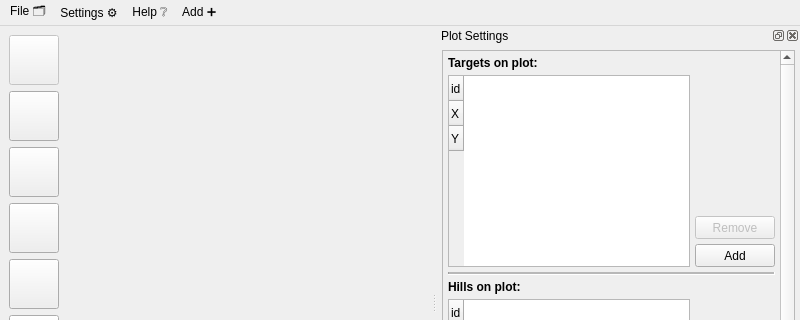
Qt form main/mainwindow.ui (UmbrellaLeaf5/locus_no_pilotus) before a commit; both pictures show x 0 to 800 and y 0 to 320 of the 800 by 600 pixel window.
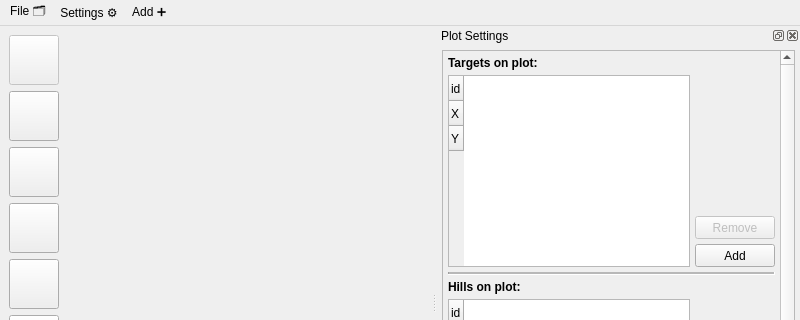
The same form after that commit. Icons and pictures are not drawn. Custom widgets are drawn as their Qt base class.

Commit message: add functional to "Help" button and add icons

Patch:
```diff
--- a/main/mainwindow.ui
+++ b/main/mainwindow.ui
@@ -425,11 +425,6 @@
     <addaction name="actionStyle"/>
     <addaction name="actionBeautify"/>
    </widget>
-   <widget class="QMenu" name="menuHelp">
-    <property name="title">
-     <string>Help ❔</string>
-    </property>
-   </widget>
    <widget class="QMenu" name="menuAdd">
     <property name="styleSheet">
      <string notr="true"/>
@@ -445,7 +440,6 @@
    </widget>
    <addaction name="menuFile"/>
    <addaction name="menuSettings"/>
-   <addaction name="menuHelp"/>
    <addaction name="menuAdd"/>
   </widget>
   <widget class="QStatusBar" name="statusbar"/>
```
Left out of the diff: 29 changed lines with no effect on the pictures. The commit also changes 5 other files.
